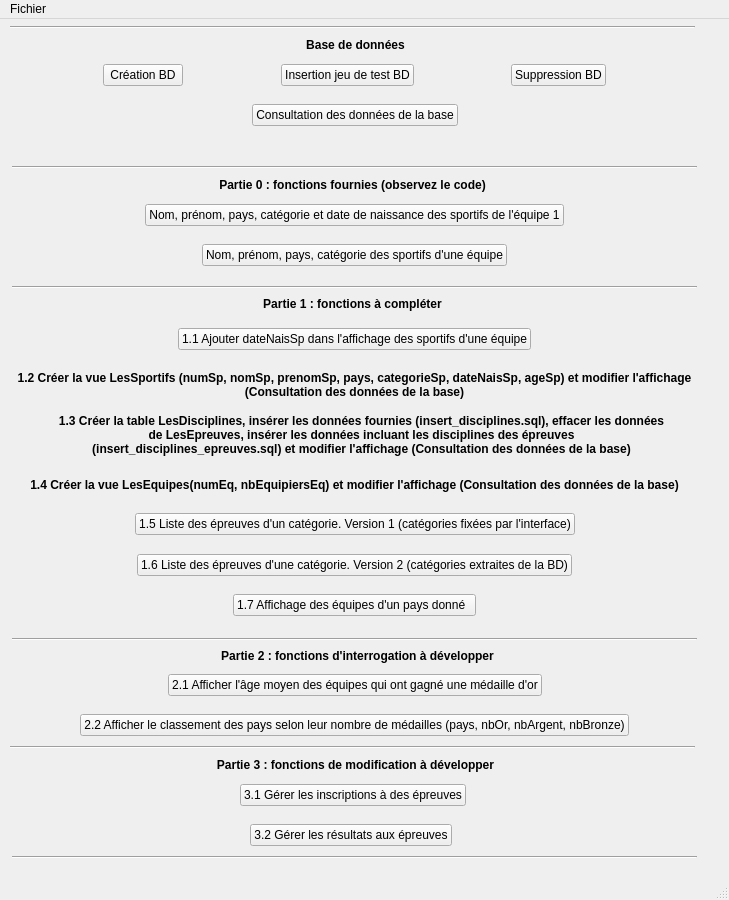
First picture: the form in gui/mainWindow.ui, repository NoxFly/CEBD-project-competition, before the edit.
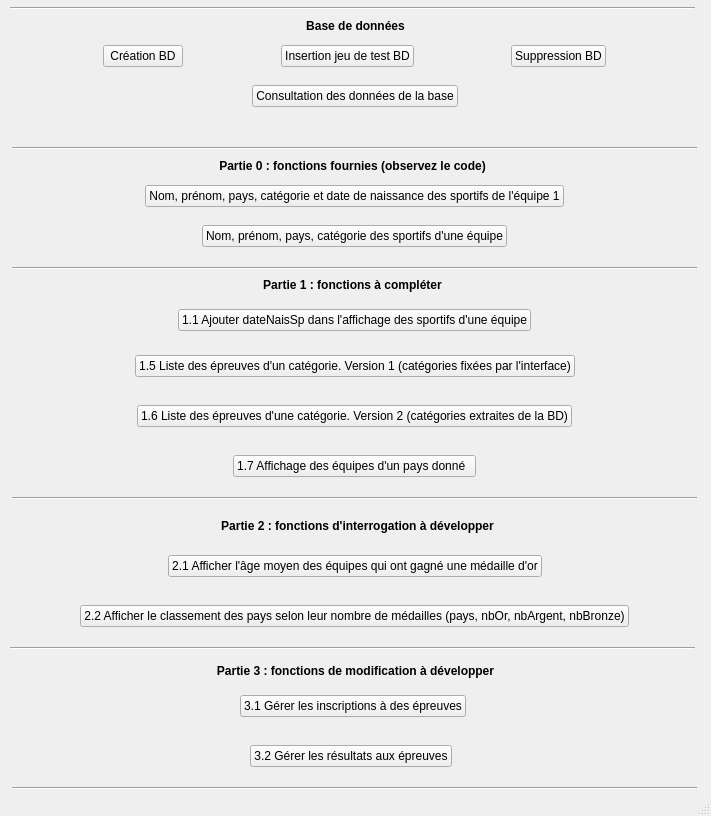
Second picture: the form after the edit.

Commit message: 1.2 & 1.4 : add views LesEquipes and LesSportifs and adapt output

Patch:
```diff
--- a/gui/mainWindow.ui
+++ b/gui/mainWindow.ui
@@ -9,8 +9,8 @@
    <rect>
     <x>0</x>
     <y>0</y>
-    <width>729</width>
-    <height>900</height>
+    <width>711</width>
+    <height>816</height>
    </rect>
   </property>
   <property name="windowTitle">
@@ -122,86 +122,11 @@
      <set>Qt::AlignCenter</set>
     </property>
    </widget>
-   <widget class="QLabel" name="label_7">
-    <property name="geometry">
-     <rect>
-      <x>12</x>
-      <y>350</y>
-      <width>685</width>
-      <height>31</height>
-     </rect>
-    </property>
-    <property name="font">
-     <font>
-      <weight>75</weight>
-      <bold>true</bold>
-     </font>
-    </property>
-    <property name="text">
-     <string>1.2 Créer la vue LesSportifs (numSp, nomSp, prenomSp, pays, categorieSp, dateNaisSp, ageSp) et modifier l'affichage (Consultation des données de la base)</string>
-    </property>
-    <property name="alignment">
-     <set>Qt::AlignCenter</set>
-    </property>
-    <property name="wordWrap">
-     <bool>true</bool>
-    </property>
-   </widget>
-   <widget class="QLabel" name="label_8">
-    <property name="geometry">
-     <rect>
-      <x>56</x>
-      <y>390</y>
-      <width>611</width>
-      <height>51</height>
-     </rect>
-    </property>
-    <property name="font">
-     <font>
-      <weight>75</weight>
-      <bold>true</bold>
-     </font>
-    </property>
-    <property name="text">
-     <string>1.3 Créer la table LesDisciplines, insérer les données fournies (insert_disciplines.sql), effacer les données de LesEpreuves, insérer les données incluant les disciplines des épreuves (insert_disciplines_epreuves.sql) et modifier l'affichage (Consultation des données de la base)</string>
-    </property>
-    <property name="alignment">
-     <set>Qt::AlignCenter</set>
-    </property>
-    <property name="wordWrap">
-     <bool>true</bool>
-    </property>
-   </widget>
-   <widget class="QLabel" name="label_9">
-    <property name="geometry">
-     <rect>
-      <x>12</x>
-      <y>450</y>
-      <width>685</width>
-      <height>31</height>
-     </rect>
-    </property>
-    <property name="font">
-     <font>
-      <weight>75</weight>
-      <bold>true</bold>
-     </font>
-    </property>
-    <property name="text">
-     <string>1.4 Créer la vue LesEquipes(numEq, nbEquipiersEq) et modifier l'affichage (Consultation des données de la base)</string>
-    </property>
-    <property name="alignment">
-     <set>Qt::AlignCenter</set>
-    </property>
-    <property name="wordWrap">
-     <bool>true</bool>
-    </property>
-   </widget>
    <widget class="Line" name="line_4">
     <property name="geometry">
      <rect>
       <x>12</x>
-      <y>612</y>
+      <y>490</y>
       <width>685</width>
       <height>16</height>
      </rect>
@@ -214,7 +139,7 @@
     <property name="geometry">
      <rect>
       <x>12</x>
-      <y>621</y>
+      <y>510</y>
       <width>691</width>
       <height>31</height>
      </rect>
@@ -236,7 +161,7 @@
     <property name="geometry">
      <rect>
       <x>10</x>
-      <y>720</y>
+      <y>640</y>
       <width>685</width>
       <height>16</height>
      </rect>
@@ -249,7 +174,7 @@
     <property name="geometry">
      <rect>
       <x>10</x>
-      <y>735</y>
+      <y>660</y>
       <width>691</width>
       <height>21</height>
      </rect>
@@ -271,7 +196,7 @@
     <property name="geometry">
      <rect>
       <x>12</x>
-      <y>830</y>
+      <y>780</y>
       <width>685</width>
       <height>16</height>
      </rect>
@@ -565,7 +490,7 @@
     <property name="geometry">
      <rect>
       <x>12</x>
-      <y>489</y>
+      <y>350</y>
       <width>685</width>
       <height>32</height>
      </rect>
@@ -610,7 +535,7 @@
     <property name="geometry">
      <rect>
       <x>12</x>
-      <y>530</y>
+      <y>400</y>
       <width>685</width>
       <height>32</height>
      </rect>
@@ -655,7 +580,7 @@
     <property name="geometry">
      <rect>
       <x>12</x>
-      <y>570</y>
+      <y>450</y>
       <width>685</width>
       <height>32</height>
      </rect>
@@ -700,7 +625,7 @@
     <property name="geometry">
      <rect>
       <x>12</x>
-      <y>650</y>
+      <y>550</y>
       <width>685</width>
       <height>32</height>
      </rect>
@@ -745,7 +670,7 @@
     <property name="geometry">
      <rect>
       <x>12</x>
-      <y>690</y>
+      <y>600</y>
       <width>685</width>
       <height>32</height>
      </rect>
@@ -790,7 +715,7 @@
     <property name="geometry">
      <rect>
       <x>10</x>
-      <y>760</y>
+      <y>690</y>
       <width>685</width>
       <height>32</height>
      </rect>
@@ -835,7 +760,7 @@
     <property name="geometry">
      <rect>
       <x>10</x>
-      <y>800</y>
+      <y>740</y>
       <width>681</width>
       <height>32</height>
      </rect>
@@ -877,23 +802,6 @@
     </layout>
    </widget>
   </widget>
-  <widget class="QMenuBar" name="menubar">
-   <property name="geometry">
-    <rect>
-     <x>0</x>
-     <y>0</y>
-     <width>729</width>
-     <height>21</height>
-    </rect>
-   </property>
-   <widget class="QMenu" name="menuFiles">
-    <property name="title">
-     <string>Fichier</string>
-    </property>
-    <addaction name="actionQuitter"/>
-   </widget>
-   <addaction name="menuFiles"/>
-  </widget>
   <widget class="QStatusBar" name="statusbar"/>
   <action name="actionQuitter">
    <property name="text">
```
The commit also changes 7 other files.
